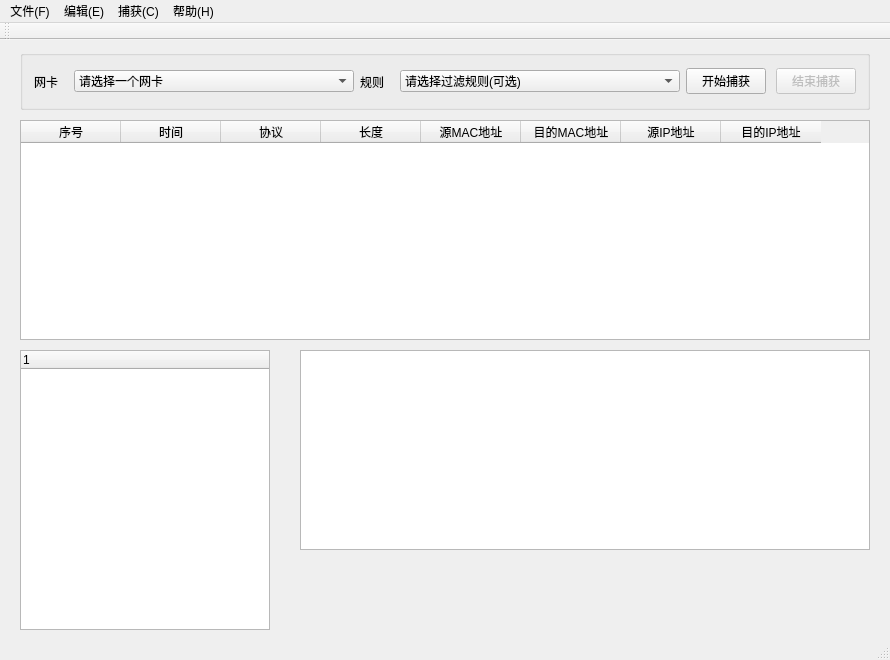
This is mySniffer/mySniffer.ui in crossoverthere/mySniffer as Qt 5 draws it before an edit. The edited form follows.
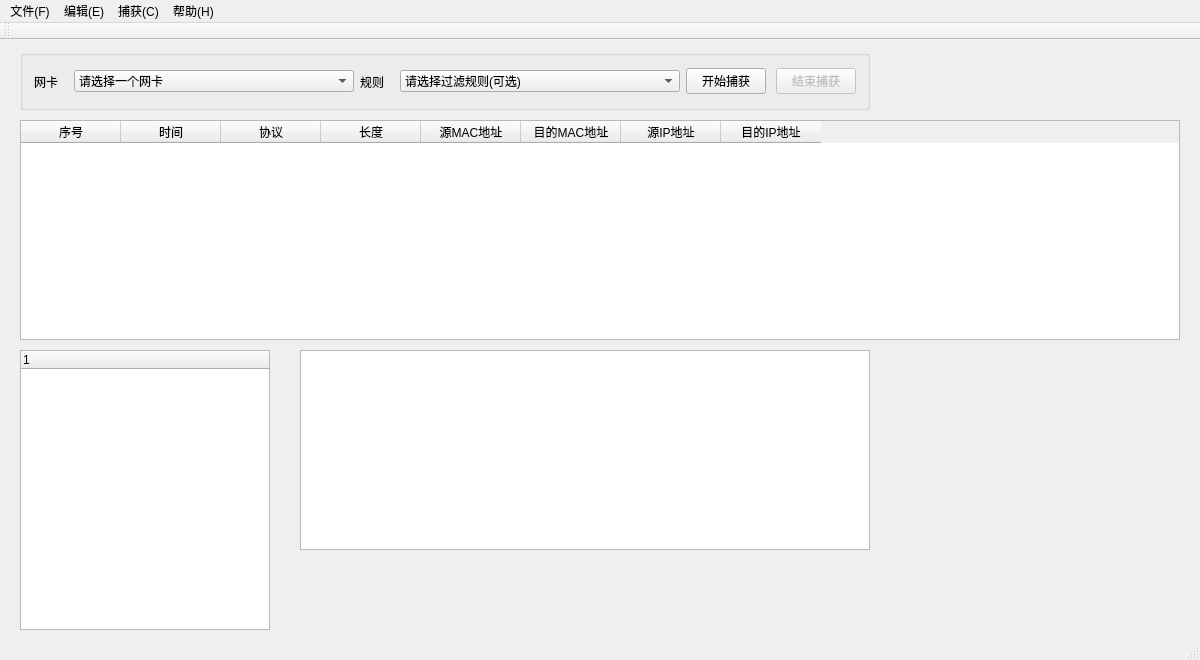
This is the edited form.

```diff
--- a/mySniffer/mySniffer.ui
+++ b/mySniffer/mySniffer.ui
@@ -6,7 +6,7 @@
    <rect>
     <x>0</x>
     <y>0</y>
-    <width>890</width>
+    <width>1200</width>
     <height>660</height>
    </rect>
   </property>
@@ -18,7 +18,7 @@
   </property>
   <property name="maximumSize">
    <size>
-    <width>890</width>
+    <width>1200</width>
     <height>700</height>
    </size>
   </property>
@@ -56,7 +56,7 @@
      <rect>
       <x>20</x>
       <y>80</y>
-      <width>850</width>
+      <width>1160</width>
       <height>220</height>
      </rect>
     </property>
@@ -276,7 +276,7 @@
     <rect>
      <x>0</x>
      <y>0</y>
-     <width>890</width>
+     <width>1200</width>
      <height>22</height>
     </rect>
    </property>
```
